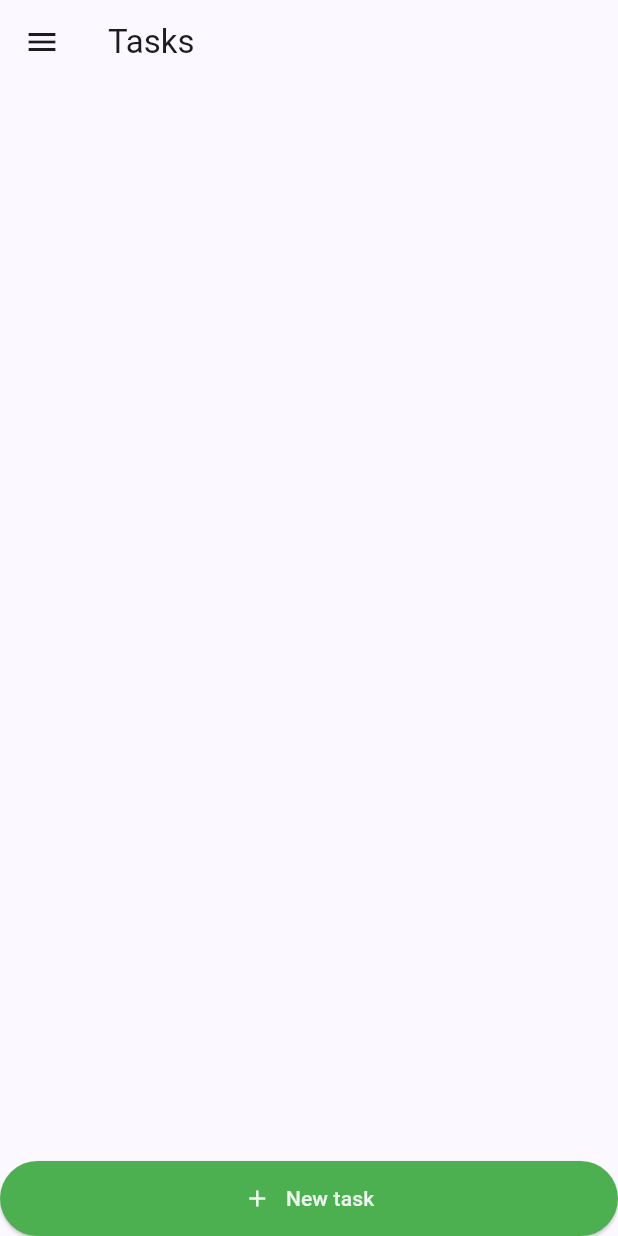
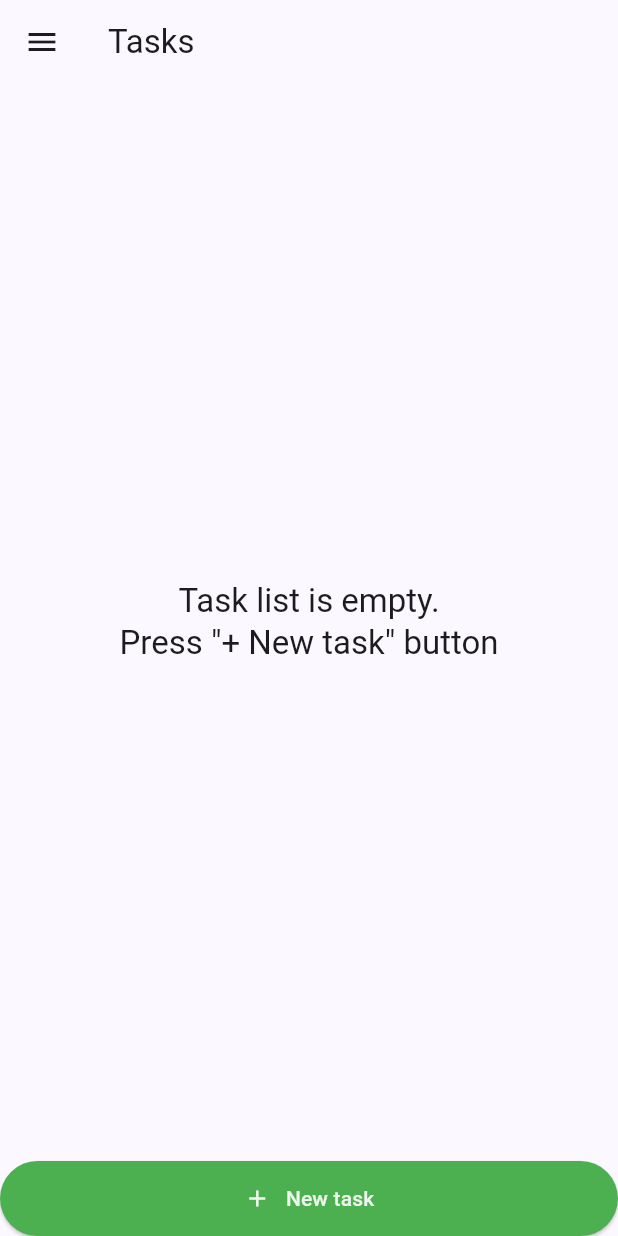
Before and after one commit to etherealHero/flutter_todo_list, a Flutter app: the screen it shows after launch, on a phone screen of 412 x 824 dp. Run offline on Flutter 3.47's test engine with Material 3 defaults, Android fonts, the phone set to English and light mode, and no system bars; drawn by our look-alikes of flutter_slidable; our stand-ins replace isar, shared_preferences; accounts and stored records are empty; generated files the repository leaves out were written again.

Commit message:
emty list & form styles

```diff
--- a/lib/src/screens/tasks_screen.dart
+++ b/lib/src/screens/tasks_screen.dart
@@ -21,17 +21,22 @@ class TasksScreen extends StatelessWidget {
           child: StreamBuilder<List<Task>>(
               stream: repository.listenTasks(),
               builder: (context, snapshot) {
-                return SlidableAutoCloseBehavior(
-                  child: ListView(
-                    children: snapshot.hasData
-                        ? snapshot.data!
-                            .map(
-                              (task) => TaskCard(task),
-                            )
-                            .toList()
-                        : [],
-                  ),
-                );
+                return snapshot.hasData && snapshot.data!.isNotEmpty
+                    ? SlidableAutoCloseBehavior(
+                        child: ListView(
+                          children: snapshot.data!
+                              .map(
+                                (task) => TaskCard(task),
+                              )
+                              .toList(),
+                        ),
+                      )
+                    : Center(
+                        child: Text(
+                        'Task list is empty. \nPress "+ New task" button',
+                        textAlign: TextAlign.center,
+                        style: Theme.of(context).textTheme.titleLarge,
+                      ));
               }),
         ),
         SizedBox(
```
Also changed, not shown: lib/src/widgets/add_task_form.dart (+3 -7 lines).
